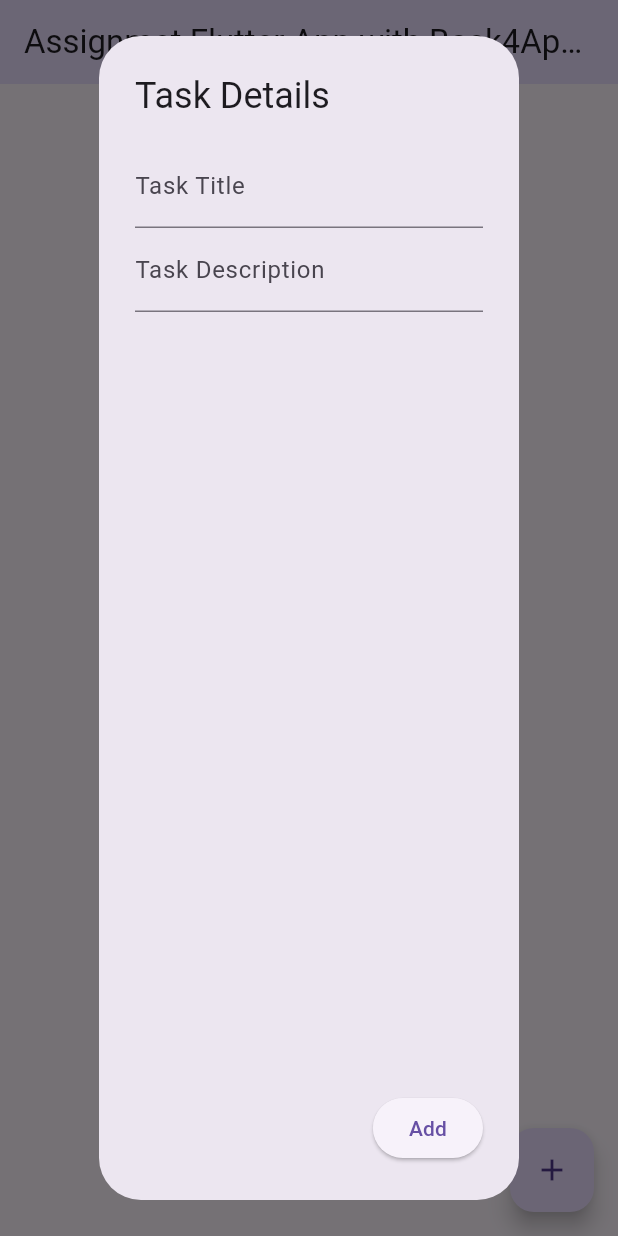
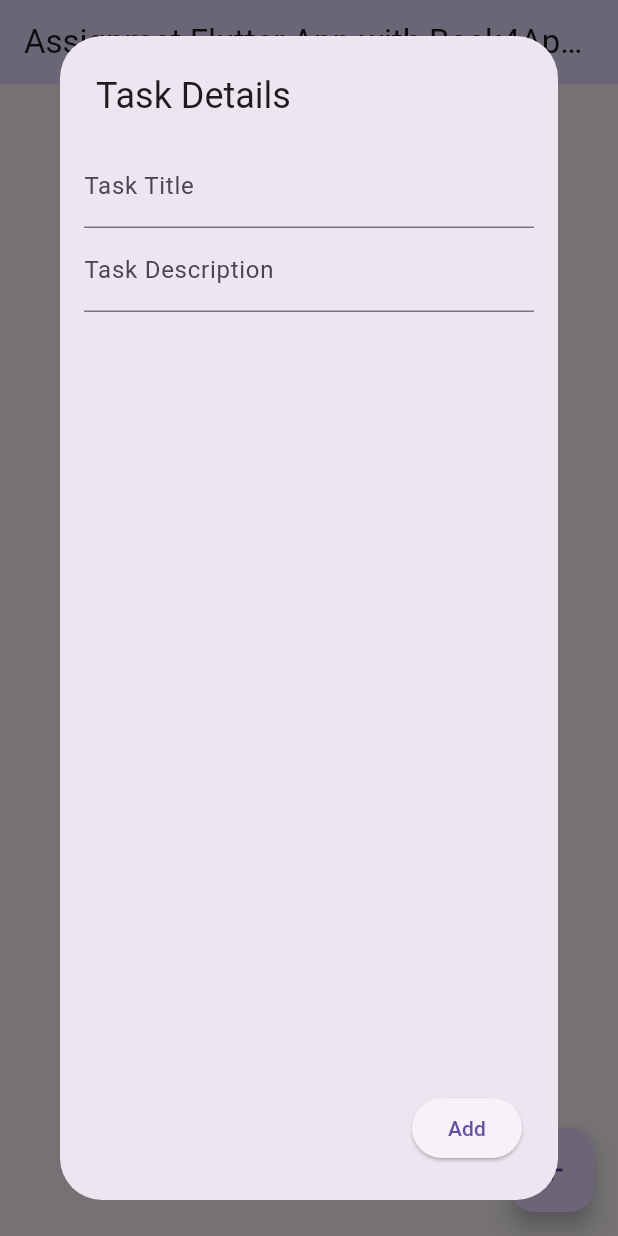
Before and after one commit to Poonam-31/todolist, a Flutter app: the screen it shows after launch, after a tap on the "add" icon, on a phone screen of 412 x 824 dp. Run offline on Flutter 3.47's test engine with Material 3 defaults, Android fonts, the phone set to English and light mode, and no system bars; our stand-ins replace parse_server_sdk_flutter.

Commit message:
Update main.dart

```diff
--- a/lib/main.dart
+++ b/lib/main.dart
@@ -59,8 +59,11 @@ class _TodoListScreenState extends State<TodoListScreen> {
         String vdescription = "";
 
         return AlertDialog(
+          contentPadding: const EdgeInsets.all(16), // Set the padding as needed
           title: const Text("Task Details"),
-          content: Column(
+          content: SizedBox(
+            width: 600, // Set the width as needed
+            child: Column(
               children: [
                 TextField(
                   onChanged: (value) {
@@ -76,6 +79,7 @@ class _TodoListScreenState extends State<TodoListScreen> {
                       const InputDecoration(labelText: "Task Description"),
                 ),
               ],
+            ),
           ),
           actions: [
             ElevatedButton(
@@ -118,7 +122,6 @@ class _TodoListScreenState extends State<TodoListScreen> {
           return Card(
             elevation: 4,
             margin: const EdgeInsets.symmetric(vertical: 8, horizontal: 16),
-
             child: ListTile(
               title: Text(
                 _todos[index].title,
```
Lines whose indentation alone changed are shown as unchanged.
